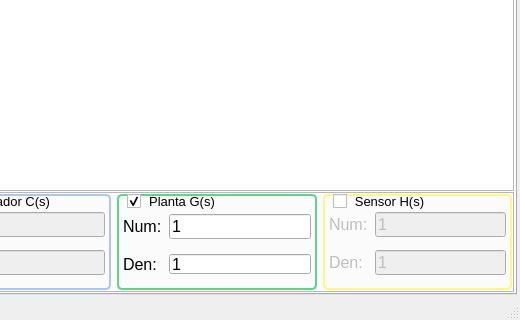
Old version of the form LabControle2/MainWindow.ui in the repository miguelmoreto/labcontrole; both pictures show x 280 to 800 and y 280 to 600 of the 800 by 600 pixel window.
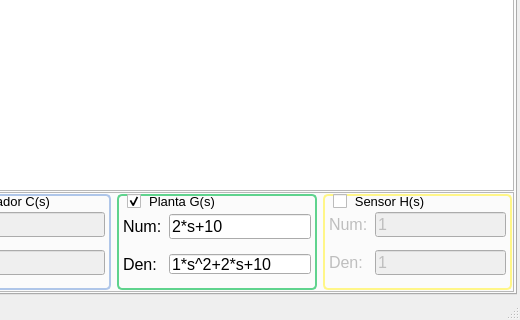
New version of the form. The open tabs and pages were chosen to show the change. Custom widgets are drawn as their Qt base class.

Commit message: Working on Simulation tab.

```diff
--- a/LabControle2/MainWindow.ui
+++ b/LabControle2/MainWindow.ui
@@ -930,7 +930,7 @@
                  <string>Numerador da planta G(s)</string>
                 </property>
                 <property name="text">
-                 <string notr="true">1</string>
+                 <string notr="true">2*s+10</string>
                 </property>
                </widget>
               </item>
@@ -981,7 +981,7 @@
                  <string>Denominador da planta G(s)</string>
                 </property>
                 <property name="text">
-                 <string notr="true">1</string>
+                 <string notr="true">1*s^2+2*s+10</string>
                 </property>
                </widget>
               </item>
```
Left out of the diff: 6 changed lines with no effect on the pictures. The commit also changes 3 other files.
